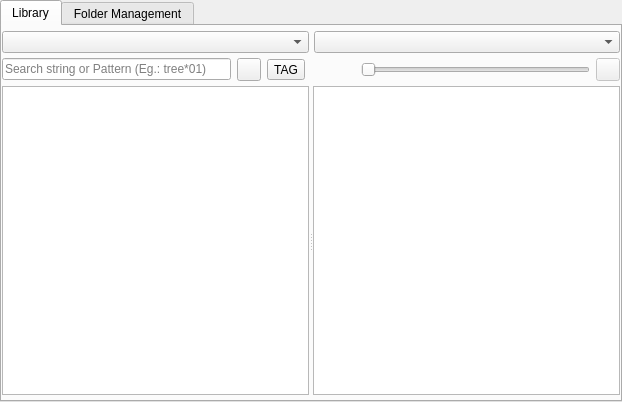
First picture: the form in python2.7libs/oli/galleryUi.ui, repository oleite/oli, before the edit.
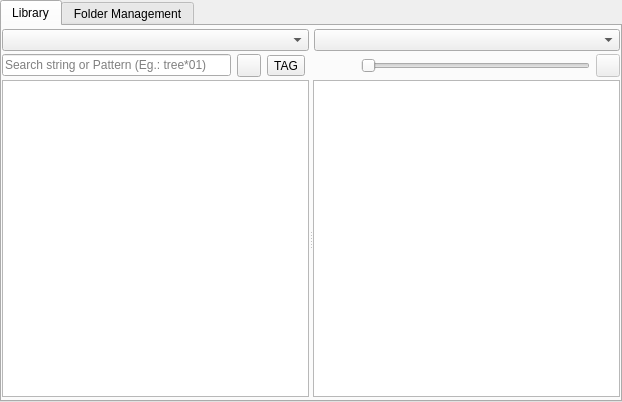
Second picture: the form after the edit.

```diff
--- a/python2.7libs/oli/galleryUi.ui
+++ b/python2.7libs/oli/galleryUi.ui
@@ -38,15 +38,15 @@
       <attribute name="title">
        <string>Library</string>
       </attribute>
-      <layout class="QVBoxLayout" name="verticalLayout">
+      <layout class="QVBoxLayout" name="verticalLayout_4">
        <property name="spacing">
-        <number>5</number>
+        <number>3</number>
        </property>
        <property name="leftMargin">
         <number>0</number>
        </property>
        <property name="topMargin">
-        <number>5</number>
+        <number>3</number>
        </property>
        <property name="rightMargin">
         <number>0</number>
@@ -231,6 +231,24 @@
          <property name="orientation">
           <enum>Qt::Horizontal</enum>
          </property>
+         <widget class="QWidget" name="leftNavWidget" native="true">
+          <layout class="QVBoxLayout" name="verticalLayout">
+           <property name="spacing">
+            <number>0</number>
+           </property>
+           <property name="leftMargin">
+            <number>0</number>
+           </property>
+           <property name="topMargin">
+            <number>0</number>
+           </property>
+           <property name="rightMargin">
+            <number>0</number>
+           </property>
+           <property name="bottomMargin">
+            <number>0</number>
+           </property>
+           <item>
          <widget class="QTreeWidget" name="treeNav">
           <property name="autoExpandDelay">
            <number>0</number>
@@ -256,6 +274,9 @@
            </property>
           </column>
          </widget>
+           </item>
+          </layout>
+         </widget>
          <widget class="QListWidget" name="assetList">
           <property name="acceptDrops">
            <bool>true</bool>
```
Left out of the diff: 44 changed lines with no effect on the pictures. Lines whose indentation alone changed are shown as unchanged.
